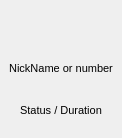
Before: the Qt Designer form wengophone/src/presentation/qt/phonecall/QtCallContactWidget.ui in tkrotoff/WengoPhone, drawn with Qt 5.
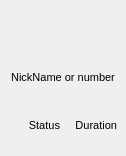
After: the same form once the commit is applied. Icons and pictures are not drawn.

Commit message: More work on the call Widget

Patch:
```diff
--- a/wengophone/src/presentation/qt/phonecall/QtCallContactWidget.ui
+++ b/wengophone/src/presentation/qt/phonecall/QtCallContactWidget.ui
@@ -8,8 +8,8 @@
    <rect>
     <x>0</x>
     <y>0</y>
-    <width>120</width>
-    <height>138</height>
+    <width>126</width>
+    <height>156</height>
    </rect>
   </property>
   <property name="windowTitle" >
@@ -22,6 +22,36 @@
    <property name="spacing" >
     <number>6</number>
    </property>
+   <item row="2" column="0" >
+    <layout class="QHBoxLayout" >
+     <property name="margin" >
+      <number>0</number>
+     </property>
+     <property name="spacing" >
+      <number>6</number>
+     </property>
+     <item>
+      <widget class="QLabel" name="statusLabel" >
+       <property name="text" >
+        <string>&lt;html>&lt;head>&lt;meta name="qrichtext" content="1" />&lt;/head>&lt;body style=" white-space: pre-wrap; font-family:MS Shell Dlg; font-size:8.25pt; font-weight:400; font-style:normal; text-decoration:none;">&lt;p style=" margin-top:0px; margin-bottom:0px; margin-left:0px; margin-right:0px; -qt-block-indent:0; text-indent:0px; font-size:8pt;">Status&lt;/p>&lt;/body>&lt;/html></string>
+       </property>
+       <property name="alignment" >
+        <set>Qt::AlignRight|Qt::AlignTrailing|Qt::AlignVCenter</set>
+       </property>
+      </widget>
+     </item>
+     <item>
+      <widget class="QLabel" name="durationLabel" >
+       <property name="text" >
+        <string>&lt;html>&lt;head>&lt;meta name="qrichtext" content="1" />&lt;/head>&lt;body style=" white-space: pre-wrap; font-family:MS Shell Dlg; font-size:8.25pt; font-weight:400; font-style:normal; text-decoration:none;">&lt;p style=" margin-top:0px; margin-bottom:0px; margin-left:0px; margin-right:0px; -qt-block-indent:0; text-indent:0px;">&lt;span style=" font-size:8pt;">Duration&lt;/span>&lt;/p>&lt;/body>&lt;/html></string>
+       </property>
+       <property name="alignment" >
+        <set>Qt::AlignRight|Qt::AlignTrailing|Qt::AlignVCenter</set>
+       </property>
+      </widget>
+     </item>
+    </layout>
+   </item>
    <item row="0" column="0" >
     <widget class="QLabel" name="label" >
      <property name="text" >
@@ -45,16 +75,6 @@
      </property>
     </widget>
    </item>
-   <item row="2" column="0" >
-    <widget class="QLabel" name="label_3" >
-     <property name="text" >
-      <string>&lt;html>&lt;head>&lt;meta name="qrichtext" content="1" />&lt;/head>&lt;body style=" white-space: pre-wrap; font-family:MS Shell Dlg; font-size:8.25pt; font-weight:400; font-style:normal; text-decoration:none;">&lt;p style=" margin-top:0px; margin-bottom:0px; margin-left:0px; margin-right:0px; -qt-block-indent:0; text-indent:0px;">&lt;span style=" font-size:8pt;">Status / Duration&lt;/span>&lt;/p>&lt;/body>&lt;/html></string>
-     </property>
-     <property name="alignment" >
-      <set>Qt::AlignCenter</set>
-     </property>
-    </widget>
-   </item>
   </layout>
  </widget>
  <pixmapfunction></pixmapfunction>
```
Left out of the diff: 4 changed lines with no effect on the pictures. The commit also changes 6 other files.
